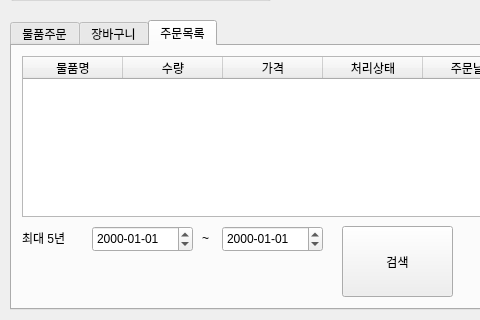
This is gui/pickup_user.ui in addinedu-ros-8th/iot-repo-5 as Qt 5 draws it before an edit; both pictures show x 0 to 480 and y 130 to 450 of the 580 by 450 pixel window. The edited form follows.
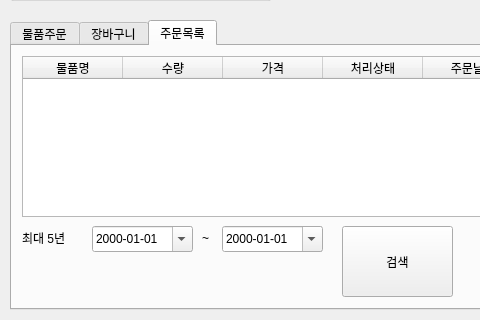
This is the edited form. The open tabs and pages were chosen to show the change.

Diff of the .ui file:
```diff
--- a/gui/pickup_user.ui
+++ b/gui/pickup_user.ui
@@ -418,6 +418,9 @@
      <property name="displayFormat">
       <string>yyyy-MM-dd</string>
      </property>
+     <property name="calendarPopup">
+      <bool>true</bool>
+     </property>
     </widget>
     <widget class="QDateEdit" name="dateEdit_2">
      <property name="geometry">
@@ -431,6 +434,9 @@
      <property name="displayFormat">
       <string>yyyy-MM-dd</string>
      </property>
+     <property name="calendarPopup">
+      <bool>true</bool>
+     </property>
     </widget>
     <widget class="QLabel" name="label_6">
      <property name="geometry">
```
Left out of the diff: 2 changed lines with no effect on the pictures.
